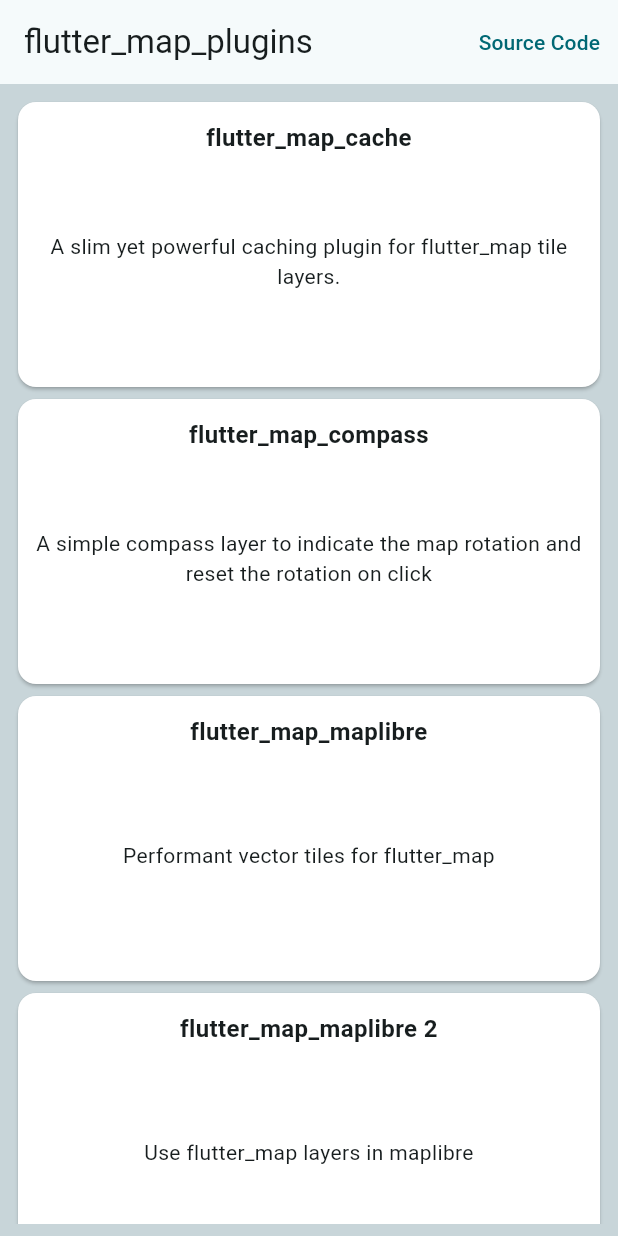
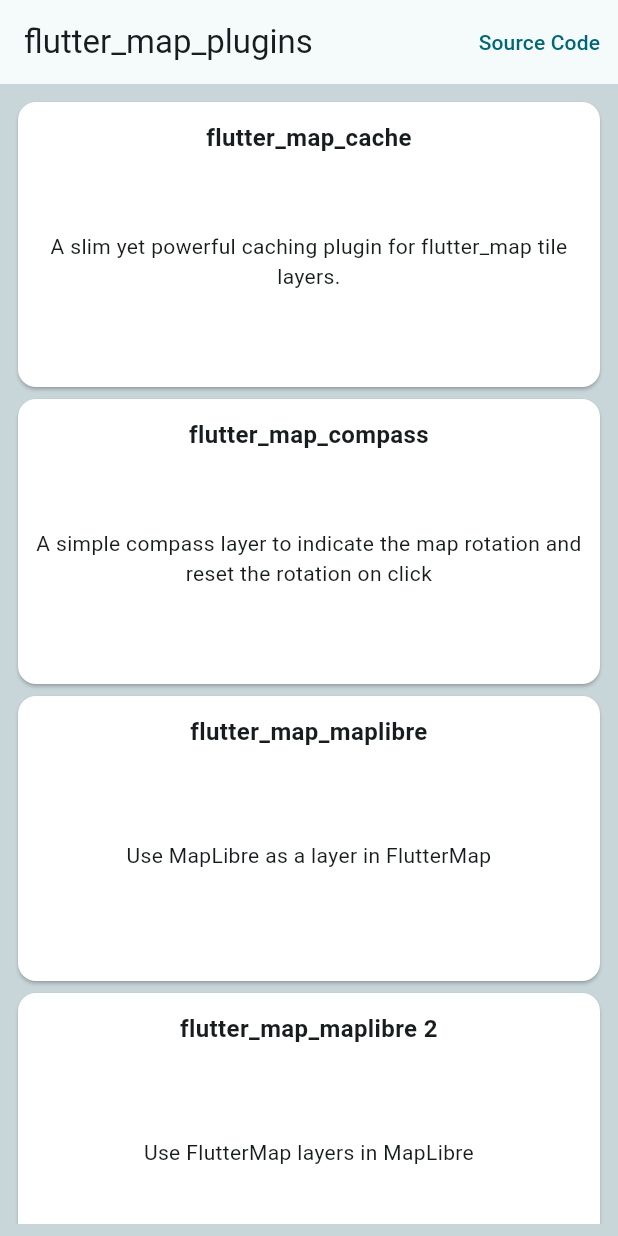
Before and after one commit to josxha/flutter_map_plugins, a Flutter app: the screen it shows after launch, on a phone screen of 412 x 824 dp. Run offline on Flutter 3.47's test engine with Material 3 defaults, Android fonts, the phone set to English and light mode, and no system bars; our stand-ins replace connectivity_plus, dio, flutter_map, latlong2; missing offline and left inert: dio_cache_interceptor, dio_cache_interceptor_db_store, dio_cache_interceptor_file_store, dio_cache_interceptor_hive_store, maplibre, mbtiles and 3 more; accounts and stored records are empty.

Commit message:
feat(fmm): update docs, flutter 3.29.0

```diff
--- a/example/lib/main.dart
+++ b/example/lib/main.dart
@@ -63,12 +63,12 @@ class SelectionPage extends StatelessWidget {
       ),
       SelectionItemWidget(
         title: 'flutter_map_maplibre',
-        desc: 'Performant vector tiles for flutter_map',
+        desc: 'Use MapLibre as a layer in FlutterMap',
         routeName: '/flutter_map_maplibre',
       ),
       SelectionItemWidget(
         title: 'flutter_map_maplibre 2',
-        desc: 'Use flutter_map layers in maplibre',
+        desc: 'Use FlutterMap layers in MapLibre',
         routeName: '/flutter_map_maplibre2',
       ),
       SelectionItemWidget.disabledOnWeb(
--- a/flutter_map_maplibre/lib/src/extensions.dart
+++ b/flutter_map_maplibre/lib/src/extensions.dart
@@ -30,10 +30,7 @@ extension MapCameraExt on MapCamera {
       center: center.toLatLng(),
       rotation: -bearing,
       crs: const fm.Epsg3857(),
-      nonRotatedSize: Size(
-        constraints.maxWidth,
-        constraints.maxHeight,
-      ),
+      nonRotatedSize: Size(constraints.maxWidth, constraints.maxHeight),
     );
   }
 }
```
Also changed, not shown: flutter_map_maplibre/pubspec.yaml (+5 -5 lines), 3 other files.
